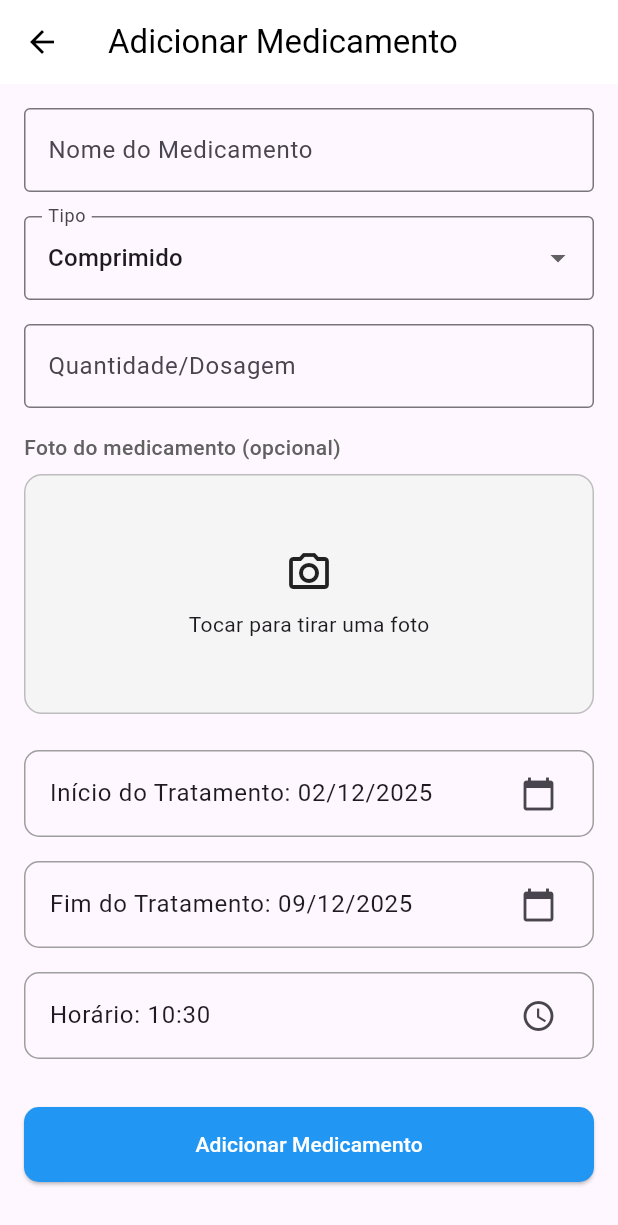
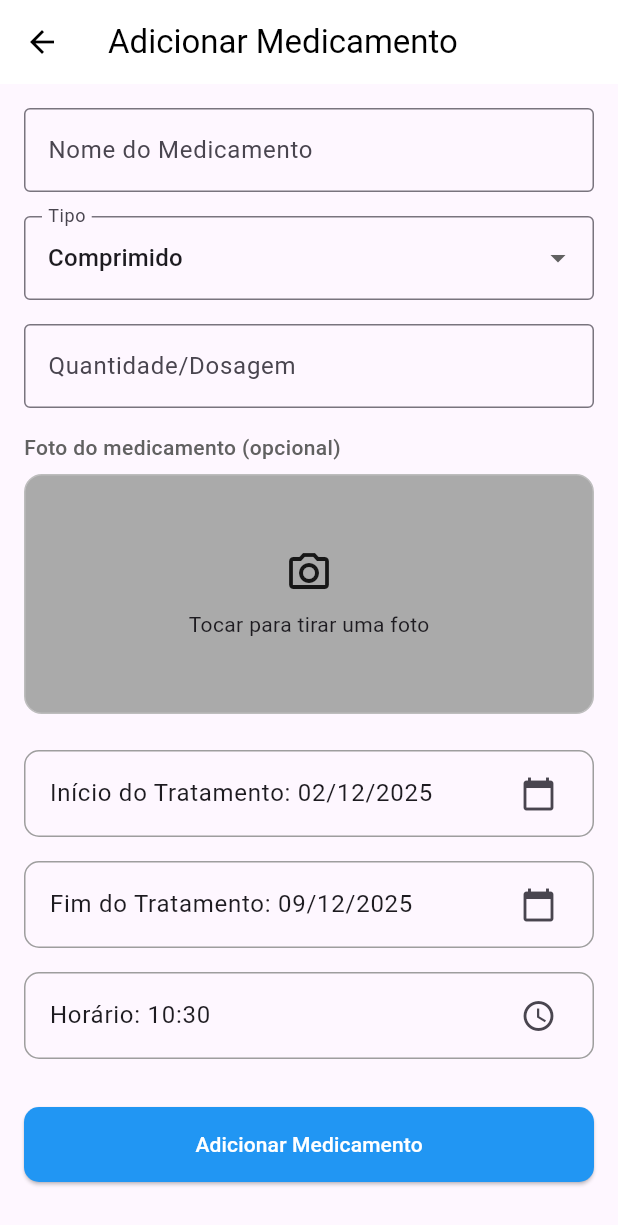
Before and after one commit to JotaVeMr/ProjetoTiago, a Flutter app: the AddMedicamentoPage screen opened directly, on a phone screen of 412 x 824 dp. Shown: the top 1225 px of the screen. Run offline on Flutter 3.47's test engine with Material 3 defaults, Android fonts, the phone set to English and light mode, and no system bars; our stand-ins replace file_picker, fl_chart, flutter_local_notifications, flutter_native_splash, image_picker, local_auth and 6 more; accounts and stored records are empty.

```diff
--- a/teste/lib/pages/add_medicamento_page.dart
+++ b/teste/lib/pages/add_medicamento_page.dart
@@ -289,7 +289,7 @@ class _AddMedicamentoPageState extends State<AddMedicamentoPage> {
                 decoration: BoxDecoration(
                   borderRadius: BorderRadius.circular(12),
                   border: Border.all(color: Colors.grey.shade400),
-                  color: Colors.grey.shade100,
+                  color: const Color.fromARGB(255, 170, 170, 170),
                 ),
                 child: _fotoFile != null
                     ? ClipRRect(
```
Also changed, not shown: teste/lib/pages/home_page.dart (+10 -13 lines).
